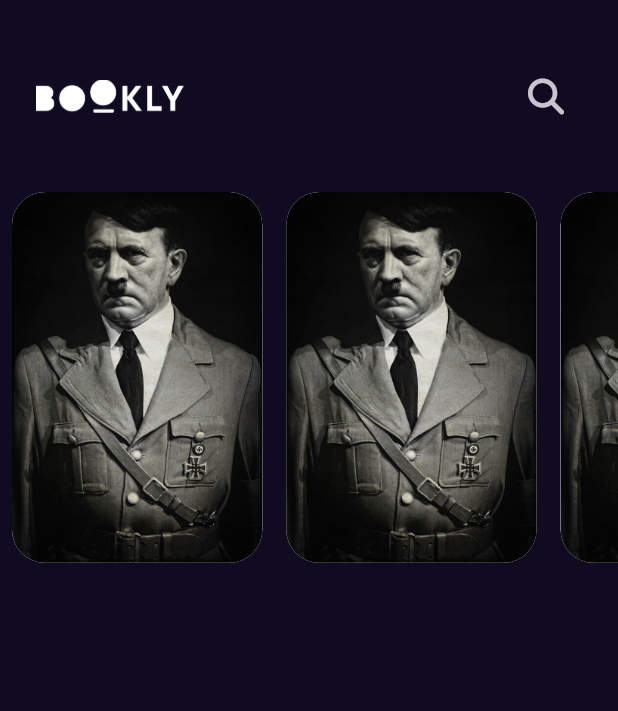
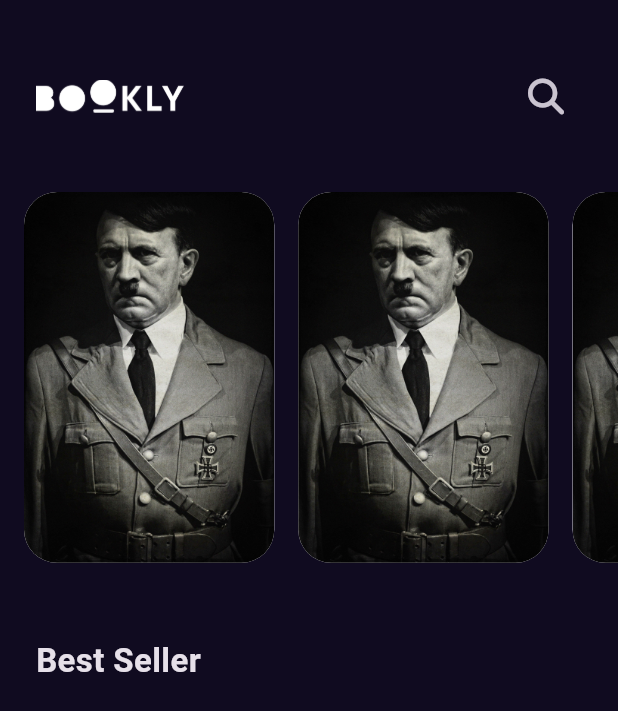
Before and after one commit to ma7moud332/Bazar, a Flutter app: the screen it shows after launch, on a phone screen of 412 x 824 dp. Shown: the top 711 px of the screen. Run offline on Flutter 3.47's test engine with Material 3 defaults, Android fonts, the phone set to English and light mode, and no system bars; our stand-ins replace font_awesome_flutter, get.

Commit message:
create styles file and add title to home view

```diff
--- /dev/null
+++ b/lib/Features/home/presentation/views/wedgits/featured_list_view.dart
@@ -0,0 +1,25 @@
+import 'package:flutter/cupertino.dart';
+import 'custom_list_view_item.dart';
+
+class FeaturedBooksListView extends StatelessWidget {
+  const FeaturedBooksListView({super.key});
+
+  @override
+  Widget build(BuildContext context) {
+    return Padding(
+      padding: const EdgeInsets.only(left: 8),
+      child: SizedBox(
+        height: MediaQuery.of(context).size.height * .3,
+        child: ListView.builder(
+          scrollDirection: Axis.horizontal,
+          itemBuilder: (context,index){
+            return const Padding(
+              padding:  EdgeInsets.symmetric(horizontal: 8),
+              child:  FeaturedListViewItem(),
+            );
+          },
+        ),
+      ),
+    );
+  }
+}
--- a/lib/Features/home/presentation/views/wedgits/home_view_body.dart
+++ b/lib/Features/home/presentation/views/wedgits/home_view_body.dart
@@ -1,7 +1,8 @@
 import 'package:flutter/cupertino.dart';
 import 'package:flutter/material.dart';
+import '../../../../../core/utils/styles.dart';
 import 'custom_app_bar.dart';
-import 'custom_list_view_item.dart';
+import 'featured_list_view.dart';
 
 class HomeViewBody extends StatelessWidget {
   const HomeViewBody({super.key});
@@ -9,30 +10,19 @@ class HomeViewBody extends StatelessWidget {
   @override
   Widget build(BuildContext context) {
     return Column(
+      crossAxisAlignment: CrossAxisAlignment.start,
       children:const [
        CustomAppBar(),
-        FeaturedBooksListView()
+        FeaturedBooksListView(),
+        SizedBox(height: 50,),
+        Padding(
+          padding: EdgeInsets.only(left: 24),
+          child: Text('Best Seller',
+            style: Styles.titleMedium,
+          ),
+        ),
+
       ],
     );
   }
 }
-
-class FeaturedBooksListView extends StatelessWidget {
-  const FeaturedBooksListView({super.key});
-
-  @override
-  Widget build(BuildContext context) {
-    return SizedBox(
-      height: MediaQuery.of(context).size.height * .3,
-      child: ListView.builder(
-        scrollDirection: Axis.horizontal,
-        itemBuilder: (context,index){
-        return const Padding(
-          padding:  EdgeInsets.symmetric(horizontal: 8),
-          child:  FeaturedListViewItem(),
-        );
-      },
-      ),
-    );
-  }
-}
--- /dev/null
+++ b/lib/core/utils/styles.dart
@@ -0,0 +1,9 @@
+import 'package:flutter/cupertino.dart';
+
+abstract class Styles {
+
+  static const titleMedium = TextStyle(
+    fontSize: 22,
+    fontWeight: FontWeight.w600,
+  );
+}
```
